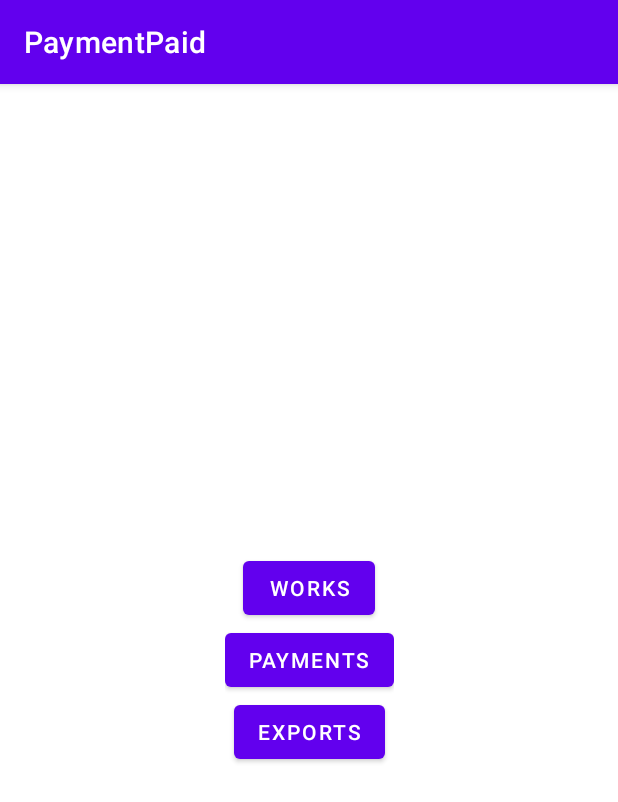
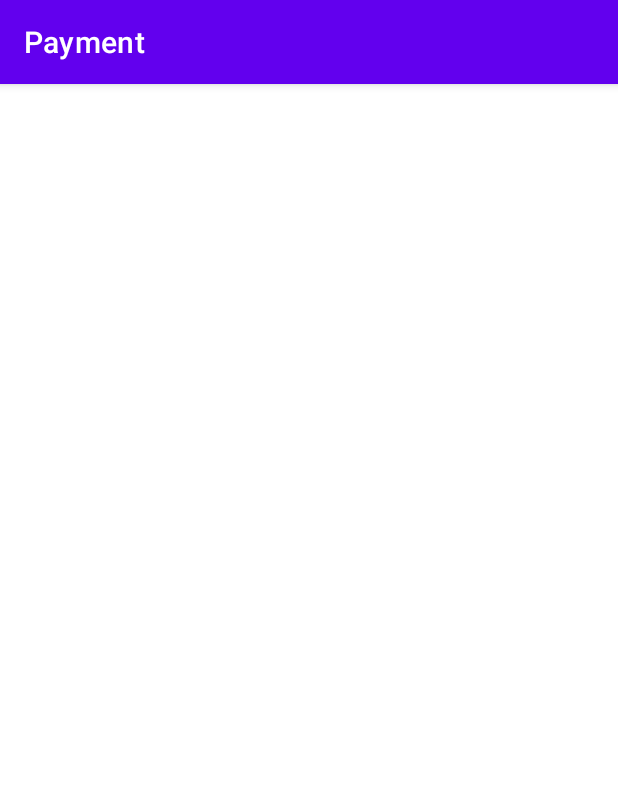
Before and after one commit to kabirnayeem99/PPayed, an Android app: the screen it shows after launch (MainActivity before the commit, PaymentActivity after it), after a tap on "PAYMENTS", on a phone screen of 412 x 824 dp. Shown: the top 802 px of the screen. Run offline under Robolectric (Android 15) with nearby library versions, the phone set to English and light mode, and no system bars.

Commit message:
📦 new: adds 3 new activities
adds new activity labels in strings.xml

```diff
--- a/app/src/main/java/com/kabirnayeem99/paymentpaid/MainActivity.java
+++ b/app/src/main/java/com/kabirnayeem99/paymentpaid/MainActivity.java
@@ -1,7 +1,7 @@
 package com.kabirnayeem99.paymentpaid;
 
+import android.content.Intent;
 import android.os.Bundle;
-import android.view.View;
 import android.widget.Button;
 import android.widget.Toast;
 
@@ -25,15 +25,25 @@ public class MainActivity extends AppCompatActivity {
     }
 
     private void clickExportButton() {
-        exportButton.setOnClickListener(v -> Toast.makeText(MainActivity.this, "Navigates to Export page", Toast.LENGTH_SHORT).show());
+        exportButton.setOnClickListener(v -> {
+            Intent intent = new Intent(MainActivity.this, ExportActivity.class);
+            startActivity(intent);
+        });
     }
 
     private void clickPaymentButton() {
-        paymentButton.setOnClickListener(v -> Toast.makeText(MainActivity.this, "Navigates to Payment page", Toast.LENGTH_SHORT).show());
+
+        paymentButton.setOnClickListener(v -> {
+            Intent intent = new Intent(MainActivity.this, PaymentActivity.class);
+            startActivity(intent);
+        });
     }
 
     private void clickWorksButton() {
-        worksButton.setOnClickListener(v -> Toast.makeText(MainActivity.this, "Navigates to Works page", Toast.LENGTH_SHORT).show());
+        worksButton.setOnClickListener(v -> {
+            Intent intent = new Intent(MainActivity.this, WorksActivity.class);
+            startActivity(intent);
+        });
     }
 
     private void initViews() {
--- /dev/null
+++ b/app/src/main/java/com/kabirnayeem99/paymentpaid/PaymentActivity.java
@@ -0,0 +1,14 @@
+package com.kabirnayeem99.paymentpaid;
+
+import androidx.appcompat.app.AppCompatActivity;
+
+import android.os.Bundle;
+
+public class PaymentActivity extends AppCompatActivity {
+
+    @Override
+    protected void onCreate(Bundle savedInstanceState) {
+        super.onCreate(savedInstanceState);
+        setContentView(R.layout.activity_payment);
+    }
+}
--- /dev/null
+++ b/app/src/main/res/layout/activity_payment.xml
@@ -0,0 +1,9 @@
+<?xml version="1.0" encoding="utf-8"?>
+<androidx.constraintlayout.widget.ConstraintLayout xmlns:android="http://schemas.android.com/apk/res/android"
+    xmlns:app="http://schemas.android.com/apk/res-auto"
+    xmlns:tools="http://schemas.android.com/tools"
+    android:layout_width="match_parent"
+    android:layout_height="match_parent"
+    tools:context=".PaymentActivity">
+
+</androidx.constraintlayout.widget.ConstraintLayout>
--- a/app/src/main/res/values/strings.xml
+++ b/app/src/main/res/values/strings.xml
@@ -3,6 +3,9 @@
     <string name="button_works">Works</string>
     <string name="button_payments">Payments</string>
     <string name="button_exports">Exports</string>
+    <string name="activity_export">Export</string>
+    <string name="activity_payment">Payment</string>
+    <string name="activity_works">Works</string>
     <!-- Strings used for fragments for navigation -->
 
 </resources>
```
Also changed, not shown: app/src/main/AndroidManifest.xml (+10 -4 lines), app/src/main/java/com/kabirnayeem99/paymentpaid/ExportActivity.java (added, +14 -0 lines), app/src/main/res/layout/activity_export.xml (added, +9 -0 lines).
